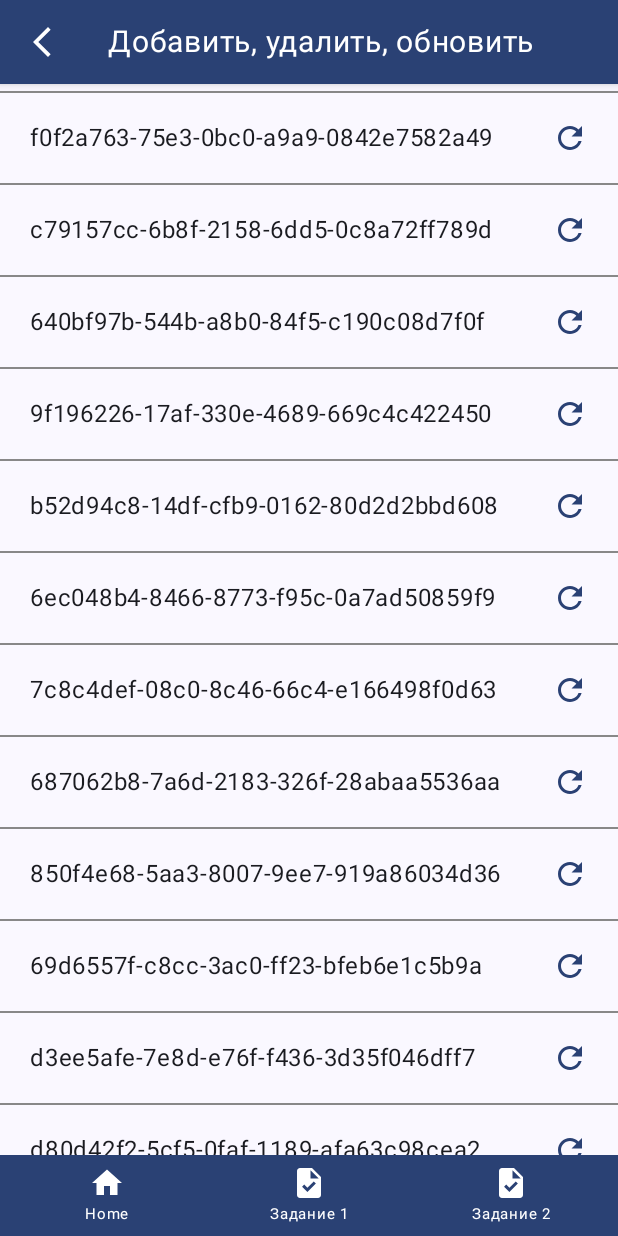
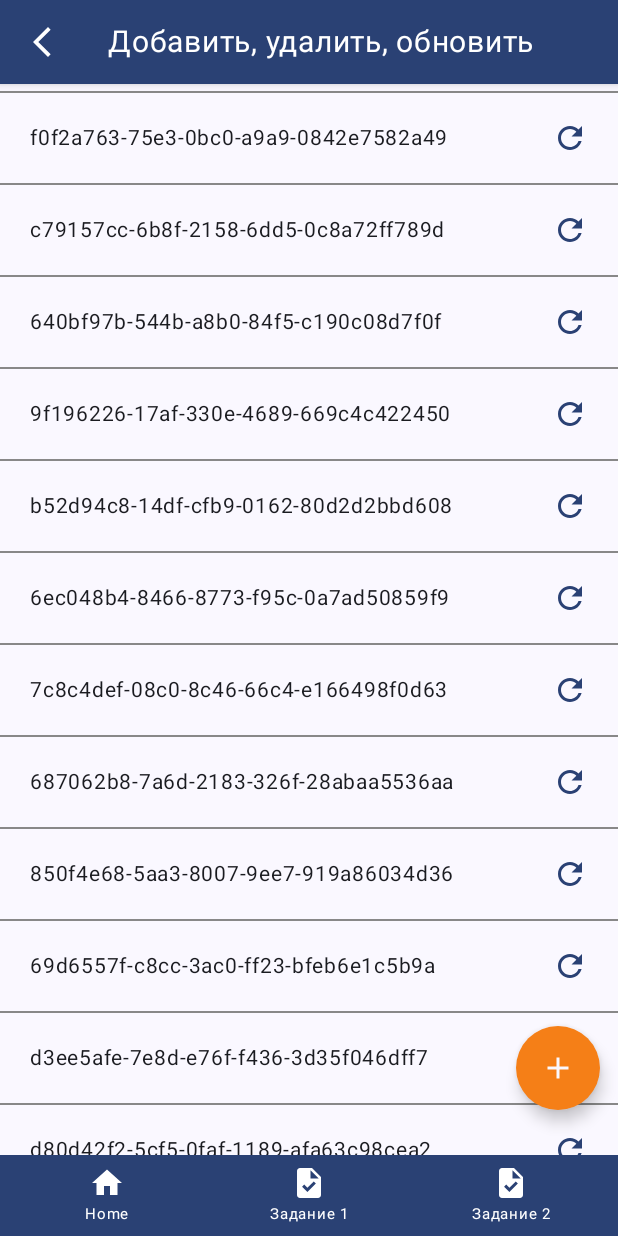
Before and after one commit to Cha1000000/ComposePractice, an Android app built with Jetpack Compose: the ListOfUuidsScreen screen opened through its navigation route, on a phone screen of 412 x 824 dp. Run offline under Robolectric (Android 15) with nearby library versions, the phone set to English and light mode, and no system bars.

Commit message:
add FAB to add item and a little style edit

```diff
--- a/app/src/main/java/com/umno/digital/composepractice/NavGraph.kt
+++ b/app/src/main/java/com/umno/digital/composepractice/NavGraph.kt
@@ -24,7 +24,7 @@ fun NavGraph(
             ListOfTextInputsScreen(paddingValues, navController)
         }
         composable(TASK_2_SCREEN) {
-            ListOfUuidsScreen(paddingValues, navController)
+            ListOfUuidsScreen(paddingValues = paddingValues, navController = navController)
         }
     }
 }
--- a/app/src/main/java/com/umno/digital/composepractice/task2/Task2Screen.kt
+++ b/app/src/main/java/com/umno/digital/composepractice/task2/Task2Screen.kt
@@ -20,6 +20,7 @@ import androidx.compose.foundation.layout.size
 import androidx.compose.foundation.lazy.LazyColumn
 import androidx.compose.foundation.lazy.itemsIndexed
 import androidx.compose.foundation.lazy.rememberLazyListState
+import androidx.compose.foundation.shape.CircleShape
 import androidx.compose.foundation.shape.RoundedCornerShape
 import androidx.compose.material.DismissValue
 import androidx.compose.material.ExperimentalMaterialApi
@@ -27,6 +28,7 @@ import androidx.compose.material.Surface
 import androidx.compose.material.SwipeToDismiss
 import androidx.compose.material.TopAppBar
 import androidx.compose.material.icons.Icons
+import androidx.compose.material.icons.filled.Add
 import androidx.compose.material.icons.filled.Refresh
 import androidx.compose.material.pullrefresh.pullRefresh
 import androidx.compose.material.pullrefresh.pullRefreshIndicatorTransform
@@ -35,12 +37,11 @@ import androidx.compose.material.rememberDismissState
 import androidx.compose.material3.*
 import androidx.compose.runtime.Composable
 import androidx.compose.runtime.LaunchedEffect
+import androidx.compose.runtime.collectAsState
 import androidx.compose.runtime.getValue
 import androidx.compose.runtime.mutableStateOf
 import androidx.compose.runtime.remember
 import androidx.compose.runtime.rememberCoroutineScope
-import androidx.compose.runtime.rememberUpdatedState
-import androidx.compose.runtime.saveable.rememberSaveable
 import androidx.compose.runtime.setValue
 import androidx.compose.ui.Alignment
 import androidx.compose.ui.Modifier
@@ -53,14 +54,15 @@ import androidx.compose.ui.res.vectorResource
 import androidx.compose.ui.tooling.preview.Preview
 import androidx.compose.ui.unit.dp
 import androidx.compose.ui.unit.sp
+import androidx.lifecycle.viewmodel.compose.viewModel
 import androidx.navigation.NavHostController
 import com.umno.digital.composepractice.MAIN_SCREEN
 import com.umno.digital.composepractice.R
 import com.umno.digital.composepractice.common.DismissBackground
 import com.umno.digital.composepractice.data.UuidItem
-import com.umno.digital.composepractice.data.createUuidsList
 import com.umno.digital.composepractice.progress.ProgressIndicator
 import com.umno.digital.composepractice.ui.theme.ComposePracticeTheme
+import com.umno.digital.composepractice.ui.theme.Orange
 import kotlinx.coroutines.delay
 import kotlinx.coroutines.launch
 import java.util.UUID
@@ -69,22 +71,24 @@ import java.util.UUID
 @SuppressLint("UnusedMaterial3ScaffoldPaddingParameter")
 @Composable
 fun ListOfUuidsScreen(
+    uuidItemsViewModel: UuidItemsViewModel = viewModel(),
     paddingValues: PaddingValues,
     navController: NavHostController,
 ) {
-    var uuidList by rememberSaveable { mutableStateOf(createUuidsList()) }
+    // Collect the state of uuids from the view model
+    val uuidList by uuidItemsViewModel.uuidsListState.collectAsState()
     val refreshScope = rememberCoroutineScope()
     var refreshing by remember { mutableStateOf(false) }
 
     fun refresh() = refreshScope.launch {
         refreshing = true
         delay(300)
-        uuidList = createUuidsList()
+        uuidItemsViewModel.refreshAll()
         refreshing = false
     }
 
     val refreshState = rememberPullRefreshState(refreshing, ::refresh)
-    val rotation = animateFloatAsState(refreshState.progress * 120, label = "")
+    val rotation = animateFloatAsState(refreshState.progress * 300, label = "")
 
     Scaffold(
         topBar = {
@@ -116,7 +120,9 @@ fun ListOfUuidsScreen(
                 modifier = Modifier
                     .fillMaxSize()
                     .padding(paddingValues)
+                    .background(color = MaterialTheme.colorScheme.background)
                     .pullRefresh(refreshState),
+                contentAlignment = Alignment.BottomEnd,
             ) {
                 val state = rememberLazyListState()
                 LazyColumn(
@@ -131,16 +137,21 @@ fun ListOfUuidsScreen(
                             itemContent = { _, item ->
                                 UUIDItemSwipeToDeleteWrapper(
                                     uuidItem = item,
-                                    onUpdateUUID = { updatedUUID ->
-                                        uuidList = uuidList.map { if (it == item) UuidItem(updatedUUID) else it }
-                                    },
-                                    onRemove = { currentItem ->
-                                        uuidList = uuidList.filterNot { it.uuid == currentItem.uuid }
-                                    }
+                                    onUpdateUUID = { uuidItemsViewModel.refreshItem(item) },
+                                    onRemove = { uuidItemsViewModel.removeItem(item) }
                                 )
                             }
                         )
                     }
+                }
+                FloatingActionButton(
+                    modifier = Modifier.padding(end = 12.dp, bottom = 30.dp),
+                    onClick = { uuidItemsViewModel.addItem() },
+                    containerColor = Orange,
+                    contentColor = MaterialTheme.colorScheme.background,
+                    shape = CircleShape
+                ) {
+                    Icon(Icons.Filled.Add, contentDescription = "Add item")
                 }
                 //PullRefreshIndicator(refreshing, refreshState, Modifier.align(Alignment.TopCenter))
                 // Custom Refresh Indicator
@@ -151,7 +162,7 @@ fun ListOfUuidsScreen(
                         .pullRefreshIndicatorTransform(refreshState)
                         .rotate(rotation.value),
                     shape = RoundedCornerShape(50.dp),
-                    color = MaterialTheme.colorScheme.background,
+                    color = MaterialTheme.colorScheme.onSecondary,
                     elevation = if (refreshState.progress > 0 || refreshing) 20.dp else 0.dp,
                 ) {
                     Box {
@@ -173,7 +184,7 @@ fun ListOfUuidsScreen(
 }
 
 @Composable
-fun UUIDItem(item: UuidItem, onUpdateUUID: (String) -> Unit) {
+fun UUIDItem(item: UuidItem, onUpdateUUID: () -> Unit) {
     Column(
         modifier = Modifier
             .background(Color.Gray)
@@ -184,11 +195,11 @@ fun UUIDItem(item: UuidItem, onUpdateUUID: (String) -> Unit) {
                 .fillMaxWidth()
                 .background(MaterialTheme.colorScheme.background)
                 .padding(start = 20.dp, top = 6.dp, end = 8.dp, bottom = 6.dp),
-            horizontalArrangement = Arrangement.SpaceBetween,
+            horizontalArrangement = Arrangement.Absolute.SpaceBetween,
             verticalAlignment = Alignment.CenterVertically
         ) {
-            Text(text = item.uuid)
-            IconButton(onClick = { onUpdateUUID(UUID.randomUUID().toString()) }) {
+            Text(text = item.uuid, fontSize = 14.sp)
+            IconButton(onClick = onUpdateUUID) {
                 Icon(
                     imageVector = Icons.Filled.Refresh,
                     contentDescription = "Refresh",
@@ -222,12 +233,11 @@ fun ListItemPreview() {
 @Composable
 fun UUIDItemSwipeToDeleteWrapper(
     uuidItem: UuidItem,
-    onUpdateUUID: (String) -> Unit,
-    onRemove: (UuidItem) -> Unit
+    onUpdateUUID: () -> Unit,
+    onRemove: () -> Unit
 ) {
     val context = LocalContext.current
     var show by remember { mutableStateOf(true) }
-    val currentItem by rememberUpdatedState(uuidItem)
     val dismissState = rememberDismissState(
         confirmStateChange = {
             if (it == DismissValue.DismissedToStart/* || it == DismissValue.DismissedToEnd*/) {
@@ -254,7 +264,7 @@ fun UUIDItemSwipeToDeleteWrapper(
     LaunchedEffect(show) {
         if (!show) {
             delay(800)
-            onRemove(currentItem)
+            onRemove()
             Toast.makeText(context, "Item removed", Toast.LENGTH_SHORT).show()
         }
     }
--- a/app/src/main/java/com/umno/digital/composepractice/ui/theme/Color.kt
+++ b/app/src/main/java/com/umno/digital/composepractice/ui/theme/Color.kt
@@ -17,3 +17,4 @@ val Pink40 = Color(0xF3FF0052)
 val Blue40 = Color(0xFF0C38BB)
 val CardBackground = Color(0xFFF7FCFF)
 val CardSelectedBackground = Color(0xE69DC3FC)
+val Orange = Color(0xFFF57F17)
--- a/build.gradle.kts
+++ b/build.gradle.kts
@@ -1,5 +1,5 @@
 // Top-level build file where you can add configuration options common to all sub-projects/modules.
 plugins {
-    id("com.android.application") version "8.1.2" apply false
+    id("com.android.application") version "8.2.0" apply false
     id("org.jetbrains.kotlin.android") version "1.8.10" apply false
 }
```
Also changed, not shown: app/src/main/java/com/umno/digital/composepractice/task2/UuidItemsViewModel.kt (added, +65 -0 lines), gradle/wrapper/gradle-wrapper.properties.
